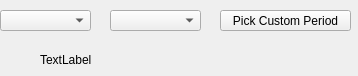
This is src/gui/ui/pickperiodwidget.ui in ravenvz/SprintTimer as Qt 5 draws it before an edit. The edited form follows.
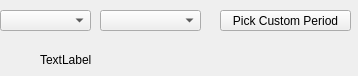
This is the edited form.

Patch:
```diff
--- a/src/gui/ui/pickperiodwidget.ui
+++ b/src/gui/ui/pickperiodwidget.ui
@@ -29,9 +29,9 @@
   <widget class="QComboBox" name="cbxMonth">
    <property name="geometry">
     <rect>
-     <x>110</x>
+     <x>100</x>
      <y>10</y>
-     <width>91</width>
+     <width>101</width>
      <height>21</height>
     </rect>
    </property>
```
